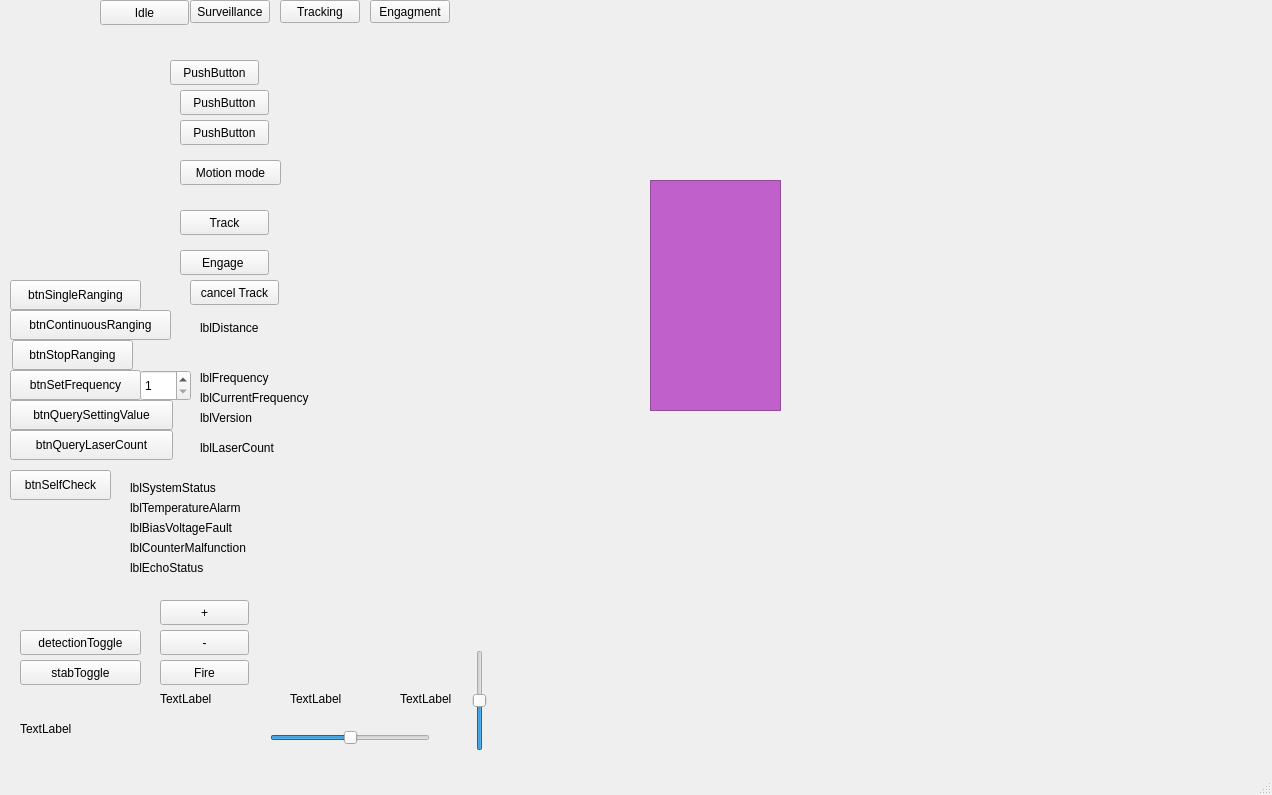
This is mainwindow.ui in ietamaher/El-7aress-v3 as Qt 5 draws it before an edit. The edited form follows.
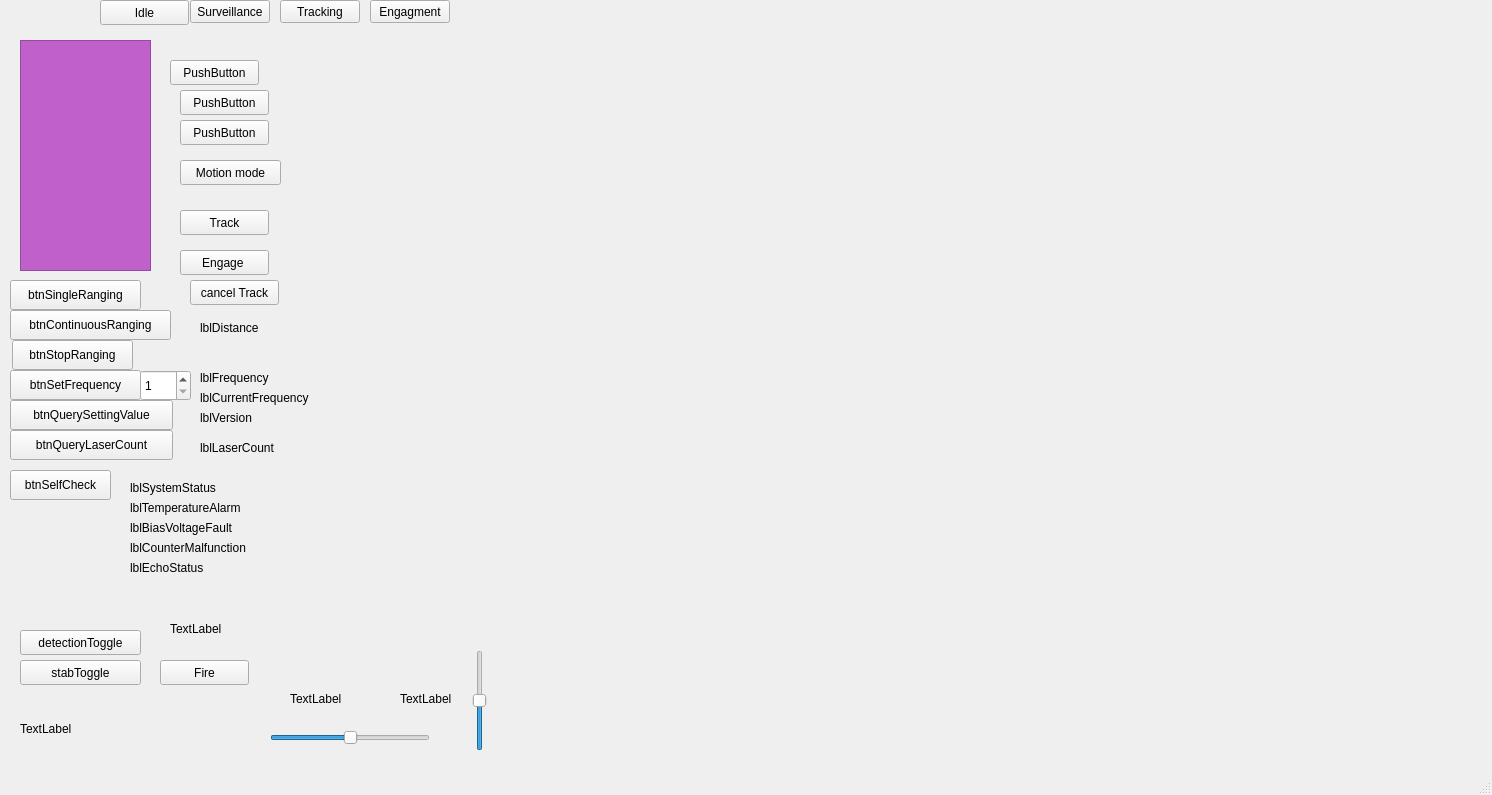
This is the edited form. Custom widgets are drawn as their Qt base class.

```diff
--- a/mainwindow.ui
+++ b/mainwindow.ui
@@ -6,7 +6,7 @@
    <rect>
     <x>0</x>
     <y>0</y>
-    <width>1272</width>
+    <width>1492</width>
     <height>795</height>
    </rect>
   </property>
@@ -56,18 +56,18 @@
    <widget class="VideoGLWidget_gl" name="m_videowidget" native="true">
     <property name="geometry">
      <rect>
-      <x>1109</x>
-      <y>479</y>
-      <width>151</width>
-      <height>271</height>
+      <x>1030</x>
+      <y>740</y>
+      <width>231</width>
+      <height>21</height>
      </rect>
     </property>
    </widget>
    <widget class="QListWidget" name="trackIdListWidget">
     <property name="geometry">
      <rect>
-      <x>650</x>
-      <y>180</y>
+      <x>20</x>
+      <y>40</y>
       <width>131</width>
       <height>231</height>
      </rect>
@@ -421,8 +421,8 @@
    <widget class="StatusPanel" name="systemStatusWidget" native="true">
     <property name="geometry">
      <rect>
-      <x>960</x>
-      <y>320</y>
+      <x>280</x>
+      <y>40</y>
       <width>241</width>
       <height>411</height>
      </rect>
@@ -532,37 +532,11 @@
      <string>stabToggle</string>
     </property>
    </widget>
-   <widget class="QPushButton" name="speedPlusButton">
-    <property name="geometry">
-     <rect>
-      <x>160</x>
-      <y>600</y>
-      <width>89</width>
-      <height>25</height>
-     </rect>
-    </property>
-    <property name="text">
-     <string>+</string>
-    </property>
-   </widget>
-   <widget class="QPushButton" name="speedMinusButton">
-    <property name="geometry">
-     <rect>
-      <x>160</x>
-      <y>630</y>
-      <width>89</width>
-      <height>25</height>
-     </rect>
-    </property>
-    <property name="text">
-     <string>-</string>
-    </property>
-   </widget>
    <widget class="QLabel" name="lblGimbalSpeed">
     <property name="geometry">
      <rect>
-      <x>160</x>
-      <y>690</y>
+      <x>170</x>
+      <y>620</y>
       <width>111</width>
       <height>17</height>
      </rect>
@@ -651,10 +625,10 @@
    <widget class="QWidget" name="_widget" native="true">
     <property name="geometry">
      <rect>
-      <x>270</x>
-      <y>20</y>
-      <width>821</width>
-      <height>631</height>
+      <x>530</x>
+      <y>10</y>
+      <width>960</width>
+      <height>720</height>
      </rect>
     </property>
    </widget>
```
Left out of the diff: 8 changed lines with no effect on the pictures.
